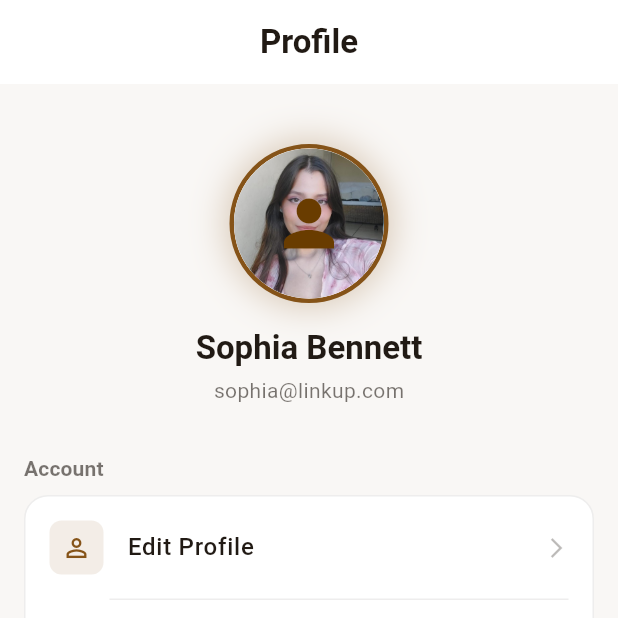
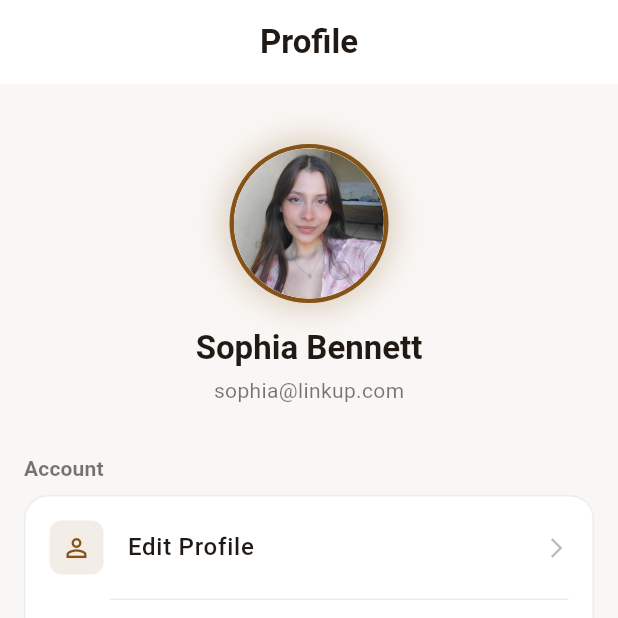
Before and after one commit to chriss212/link_up, a Flutter app: the ProfileScreen screen opened by its route, on a phone screen of 412 x 824 dp, the top half of it. Run offline on Flutter 3.47's test engine with Material 3 defaults, Android fonts, the phone set to English and light mode, and no system bars; our stand-ins replace flutter_riverpod, go_router, table_calendar.

Commit message:
Update profile_screen.dart

```diff
--- a/lib/profile/profile_screen.dart
+++ b/lib/profile/profile_screen.dart
@@ -61,7 +61,6 @@ class ProfileScreen extends ConsumerWidget {
                     backgroundColor: colorScheme.surface,
                     backgroundImage: const AssetImage('assets/images/foto_cristi.jpg'),
                     onBackgroundImageError: (_, __) {},
-                    child: const Icon(Icons.person, size: 50),
                   ),
                 ),
                 const SizedBox(height: 16),
```
